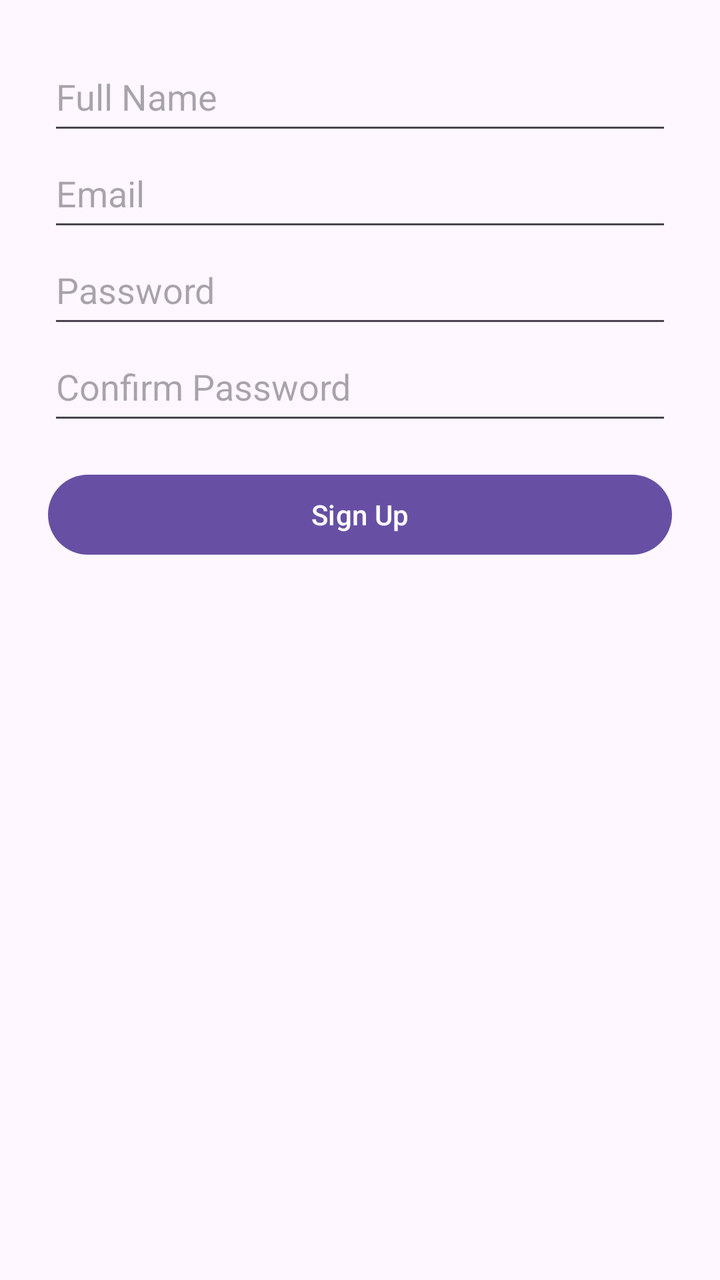
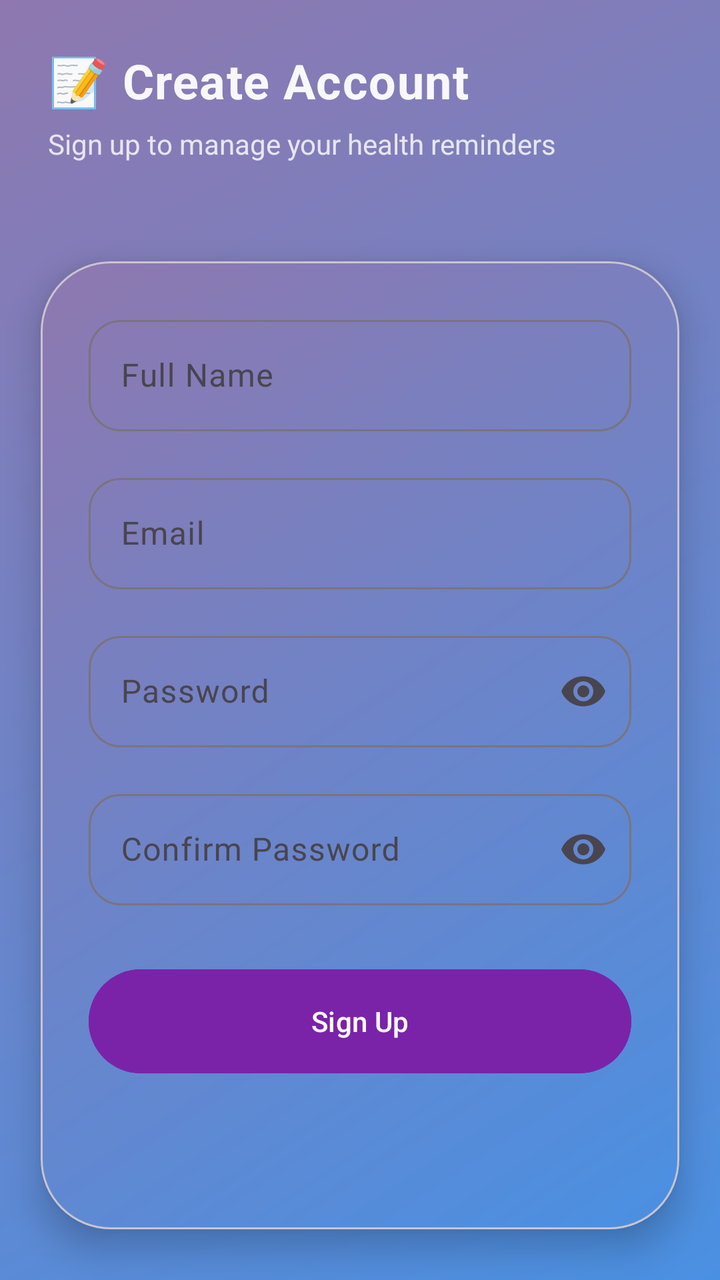

An Android layout rendered at two revisions. The XML below is the earlier revision; the diff shows what the commit changed to produce the second picture.
<!-- AndroidManifest.xml: application theme Theme.MedicineReminder -->
<!-- res/layout/activity_signup.xml -->
<?xml version="1.0" encoding="utf-8"?>
<ScrollView xmlns:android="http://schemas.android.com/apk/res/android"
    android:layout_width="match_parent"
    android:layout_height="match_parent">

    <LinearLayout
        android:layout_width="match_parent"
        android:layout_height="wrap_content"
        android:orientation="vertical"
        android:padding="24dp">

        <EditText
            android:id="@+id/edit_full_name"
            android:layout_width="match_parent"
            android:layout_height="wrap_content"
            android:minHeight="48dp"
            android:paddingVertical="12dp"
            android:hint="Full Name" />

        <EditText
            android:id="@+id/edit_email"
            android:layout_width="match_parent"
            android:layout_height="wrap_content"
            android:minHeight="48dp"
            android:paddingVertical="12dp"
            android:hint="Email"
            android:inputType="textEmailAddress" />

        <EditText
            android:id="@+id/edit_password"
            android:layout_width="match_parent"
            android:layout_height="wrap_content"
            android:minHeight="48dp"
            android:paddingVertical="12dp"
            android:hint="Password"
            android:inputType="textPassword" />

        <EditText
            android:id="@+id/edit_confirm_password"
            android:layout_width="match_parent"
            android:layout_height="wrap_content"
            android:minHeight="48dp"
            android:paddingVertical="12dp"
            android:hint="Confirm Password"
            android:inputType="textPassword" />

        <Button
            android:id="@+id/btn_signup"
            android:layout_width="match_parent"
            android:layout_height="wrap_content"
            android:minHeight="48dp"
            android:text="Sign Up"
            android:layout_marginTop="16dp" />
    </LinearLayout>
</ScrollView>
<!-- resources referenced by this layout -->
<resources>
  <style name="Theme.MedicineReminder" parent="Base.Theme.MedicineReminder" />
  <style name="Base.Theme.MedicineReminder" parent="Theme.Material3.DayNight.NoActionBar">
          
          
      </style>
</resources>

<!-- the commit's change to res/layout/activity_signup.xml (unified diff, before → after) -->
@@ -1,55 +1,162 @@
 <?xml version="1.0" encoding="utf-8"?>
-<ScrollView xmlns:android="http://schemas.android.com/apk/res/android"
+<androidx.constraintlayout.widget.ConstraintLayout
+    xmlns:android="http://schemas.android.com/apk/res/android"
+    xmlns:app="http://schemas.android.com/apk/res-auto"
     android:layout_width="match_parent"
-    android:layout_height="match_parent">
+    android:layout_height="match_parent"
+    android:background="@drawable/bg_gradient"
+    android:animateLayoutChanges="true">
 
+    
     <LinearLayout
-        android:layout_width="match_parent"
+        android:id="@+id/headerSection"
+        android:layout_width="0dp"
         android:layout_height="wrap_content"
         android:orientation="vertical"
-        android:padding="24dp">
+        android:padding="24dp"
+        android:layout_marginBottom="8dp"
+        android:alpha="0.95"
+        app:layout_constraintTop_toTopOf="parent"
+        app:layout_constraintStart_toStartOf="parent"
+        app:layout_constraintEnd_toEndOf="parent">
 
-        <EditText
-            android:id="@+id/edit_full_name"
+        <TextView
+            android:text="📝 Create Account"
+            android:textSize="24sp"
+            android:textStyle="bold"
+            android:textColor="@android:color/white"
+            android:layout_width="wrap_content"
+            android:layout_height="wrap_content"
+            android:letterSpacing="0.02"/>
+
+        <TextView
+            android:text="Sign up to manage your health reminders"
+            android:textSize="14sp"
+            android:textColor="@android:color/white"
+            android:alpha="0.85"
+            android:layout_marginTop="6dp"
+            android:layout_width="wrap_content"
+            android:layout_height="wrap_content"/>
+
+    </LinearLayout>
+
+    
+    <com.google.android.material.card.MaterialCardView
+        android:layout_width="0dp"
+        android:layout_height="0dp"
+        app:cardCornerRadius="35dp"
+        app:cardElevation="10dp"
+        app:cardUseCompatPadding="true"
+        android:foreground="?attr/selectableItemBackground"
+        app:layout_constraintTop_toBottomOf="@id/headerSection"
+        app:layout_constraintBottom_toBottomOf="parent"
+        app:layout_constraintStart_toStartOf="parent"
+        app:layout_constraintEnd_toEndOf="parent">
+
+        <ScrollView
             android:layout_width="match_parent"
-            android:layout_height="wrap_content"
-            android:minHeight="48dp"
-            android:paddingVertical="12dp"
-            android:hint="Full Name" />
+            android:layout_height="match_parent"
+            android:fillViewport="true">
 
-        <EditText
-            android:id="@+id/edit_email"
-            android:layout_width="match_parent"
-            android:layout_height="wrap_content"
-            android:minHeight="48dp"
-            android:paddingVertical="12dp"
-            android:hint="Email"
-            android:inputType="textEmailAddress" />
+            <LinearLayout
+                android:layout_width="match_parent"
+                android:layout_height="wrap_content"
+                android:animateLayoutChanges="true"
+                android:background="@drawable/bg_gradient"
+                android:orientation="vertical"
+                android:padding="24dp">
 
-        <EditText
-            android:id="@+id/edit_password"
-            android:layout_width="match_parent"
-            android:layout_height="wrap_content"
-            android:minHeight="48dp"
-            android:paddingVertical="12dp"
-            android:hint="Password"
-            android:inputType="textPassword" />
+                
+                <com.google.android.material.textfield.TextInputLayout
+                    android:layout_width="match_parent"
+                    android:layout_height="wrap_content"
+                    android:hint="Full Name"
+                    app:boxCornerRadiusBottomEnd="16dp"
+                    app:boxCornerRadiusBottomStart="16dp"
+                    app:boxCornerRadiusTopEnd="16dp"
+                    app:boxCornerRadiusTopStart="16dp">
 
-        <EditText
-            android:id="@+id/edit_confirm_password"
-            android:layout_width="match_parent"
-            android:layout_height="wrap_content"
-            android:minHeight="48dp"
-            android:paddingVertical="12dp"
-            android:hint="Confirm Password"
-            android:inputType="textPassword" />
+                    <com.google.android.material.textfield.TextInputEditText
+                        android:id="@+id/edit_full_name"
+                        android:layout_width="match_parent"
+                        android:layout_height="wrap_content"
+                        android:textColorHint="#0B0A0A" />
+                </com.google.android.material.textfield.TextInputLayout>
 
-        <Button
-            android:id="@+id/btn_signup"
-            android:layout_width="match_parent"
-            android:layout_height="wrap_content"
-            android:minHeight="48dp"
-            android:text="Sign Up"
-            android:layout_marginTop="16dp" />
-    </LinearLayout>
-</ScrollView>
+                
+                <com.google.android.material.textfield.TextInputLayout
+                    android:layout_width="match_parent"
+                    android:layout_height="wrap_content"
+                    android:layout_marginTop="18dp"
+                    android:hint="Email"
+                    app:boxCornerRadiusBottomEnd="16dp"
+                    app:boxCornerRadiusBottomStart="16dp"
+                    app:boxCornerRadiusTopEnd="16dp"
+                    app:boxCornerRadiusTopStart="16dp">
+
+                    <com.google.android.material.textfield.TextInputEditText
+                        android:id="@+id/edit_email"
+                        android:layout_width="match_parent"
+                        android:layout_height="wrap_content"
+                        android:inputType="textEmailAddress"
+                        android:textColorHint="#181616" />
+                </com.google.android.material.textfield.TextInputLayout>
+
+                
+                <com.google.android.material.textfield.TextInputLayout
+                    android:layout_width="match_parent"
+                    android:layout_height="wrap_content"
+                    android:layout_marginTop="18dp"
+                    android:hint="Password"
+                    app:boxCornerRadiusBottomEnd="16dp"
+                    app:boxCornerRadiusBottomStart="16dp"
+                    app:boxCornerRadiusTopEnd="16dp"
+                    app:boxCornerRadiusTopStart="16dp"
+                    app:endIconMode="password_toggle">
+
+                    <com.google.android.material.textfield.TextInputEditText
+                        android:id="@+id/edit_password"
+                        android:layout_width="match_parent"
+                        android:layout_height="wrap_content"
+                        android:inputType="textPassword" />
+                </com.google.android.material.textfield.TextInputLayout>
+
+                
+                <com.google.android.material.textfield.TextInputLayout
+                    android:layout_width="match_parent"
+                    android:layout_height="wrap_content"
+                    android:layout_marginTop="18dp"
+                    android:hint="Confirm Password"
+                    app:boxCornerRadiusBottomEnd="16dp"
+                    app:boxCornerRadiusBottomStart="16dp"
+                    app:boxCornerRadiusTopEnd="16dp"
+                    app:boxCornerRadiusTopStart="16dp"
+                    app:endIconMode="password_toggle">
+
+                    <com.google.android.material.textfield.TextInputEditText
+                        android:id="@+id/edit_confirm_password"
+                        android:layout_width="match_parent"
+                        android:layout_height="wrap_content"
+                        android:inputType="textPassword" />
+                </com.google.android.material.textfield.TextInputLayout>
+
+                
+                <com.google.android.material.button.MaterialButton
+                    android:id="@+id/btn_signup"
+                    android:layout_width="match_parent"
+                    android:layout_height="60dp"
+                    android:layout_marginTop="28dp"
+                    android:backgroundTint="#7A23A9"
+                    android:elevation="6dp"
+                    android:text="Sign Up"
+                    android:textColor="@android:color/white"
+                    app:cornerRadius="30dp"
+                    app:rippleColor="#BB86FC" />
+
+            </LinearLayout>
+
+        </ScrollView>
+
+    </com.google.android.material.card.MaterialCardView>
+
+</androidx.constraintlayout.widget.ConstraintLayout>
<!-- resource entries referenced after the edit -->
@@ -1,9 +1,26 @@
 <!-- resources referenced by this layout -->
 <resources>
-  <style name="Theme.MedicineReminder" parent="Base.Theme.MedicineReminder" />
-  <style name="Base.Theme.MedicineReminder" parent="Theme.Material3.DayNight.NoActionBar">
-          
-          
+  <!-- drawable bg_gradient (drawable) -->
+  <?xml version="1.0" encoding="utf-8"?>
+  <shape xmlns:android="http://schemas.android.com/apk/res/android"
+      android:shape="rectangle">
+  
+      <gradient
+          android:startColor="#4A90E2"
+          android:endColor="#8F78AF"
+          android:angle="135"/>
+  
+      <corners android:radius="0dp"/>
+  
+  
+  </shape>
+  <style name="Theme.MedicineReminder" parent="Theme.Material3.DayNight.NoActionBar">
+          <item name="colorPrimary">@color/primaryColor</item>
+          <item name="colorOnPrimary">@color/white</item>
+          <item name="android:statusBarColor">@color/primaryDark</item>
       </style>
+  <color name="primaryColor">#00897B</color>
+  <color name="white">#FFFFFF</color>
+  <color name="primaryDark">#00695C</color>
 </resources>
 
